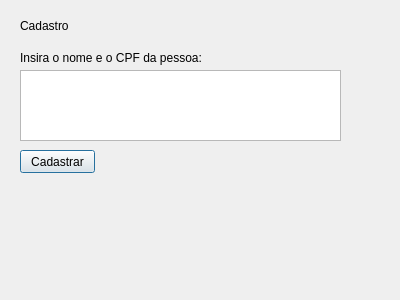
PauloV123/Projeto-ED, file Menu/cadastro.ui: the form before one commit.
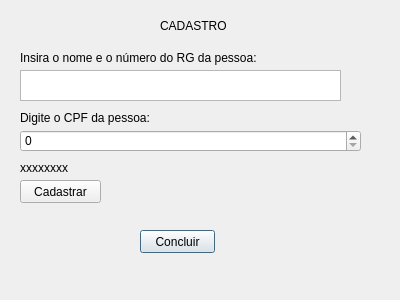
The form after the commit.

```diff
--- a/Menu/cadastro.ui
+++ b/Menu/cadastro.ui
@@ -19,34 +19,34 @@
      <x>20</x>
      <y>70</y>
      <width>321</width>
-     <height>71</height>
+     <height>31</height>
     </rect>
    </property>
   </widget>
   <widget class="QPushButton" name="pushButton">
    <property name="geometry">
     <rect>
-     <x>20</x>
-     <y>150</y>
+     <x>140</x>
+     <y>230</y>
      <width>75</width>
      <height>23</height>
     </rect>
    </property>
    <property name="text">
-    <string>Cadastrar</string>
+    <string>Concluir</string>
    </property>
   </widget>
   <widget class="QLabel" name="label">
    <property name="geometry">
     <rect>
-     <x>20</x>
+     <x>160</x>
      <y>10</y>
      <width>111</width>
      <height>31</height>
     </rect>
    </property>
    <property name="text">
-    <string>Cadastro</string>
+    <string>CADASTRO</string>
    </property>
   </widget>
   <widget class="QLabel" name="label_2">
@@ -59,7 +59,59 @@
     </rect>
    </property>
    <property name="text">
-    <string>Insira o nome e o CPF da pessoa:</string>
+    <string>Insira o nome e o número do RG da pessoa:</string>
+   </property>
+  </widget>
+  <widget class="QLabel" name="label_3">
+   <property name="geometry">
+    <rect>
+     <x>20</x>
+     <y>110</y>
+     <width>301</width>
+     <height>16</height>
+    </rect>
+   </property>
+   <property name="text">
+    <string>Digite o CPF da pessoa:</string>
+   </property>
+  </widget>
+  <widget class="QLabel" name="cpf">
+   <property name="geometry">
+    <rect>
+     <x>20</x>
+     <y>160</y>
+     <width>171</width>
+     <height>16</height>
+    </rect>
+   </property>
+   <property name="text">
+    <string>xxxxxxxx</string>
+   </property>
+  </widget>
+  <widget class="QSpinBox" name="cp">
+   <property name="geometry">
+    <rect>
+     <x>20</x>
+     <y>130</y>
+     <width>341</width>
+     <height>22</height>
+    </rect>
+   </property>
+   <property name="maximum">
+    <number>999999999</number>
+   </property>
+  </widget>
+  <widget class="QPushButton" name="CadCPF">
+   <property name="geometry">
+    <rect>
+     <x>20</x>
+     <y>180</y>
+     <width>81</width>
+     <height>23</height>
+    </rect>
+   </property>
+   <property name="text">
+    <string>Cadastrar</string>
    </property>
   </widget>
  </widget>
```
Left out of the diff: 4 changed lines with no effect on the pictures.
